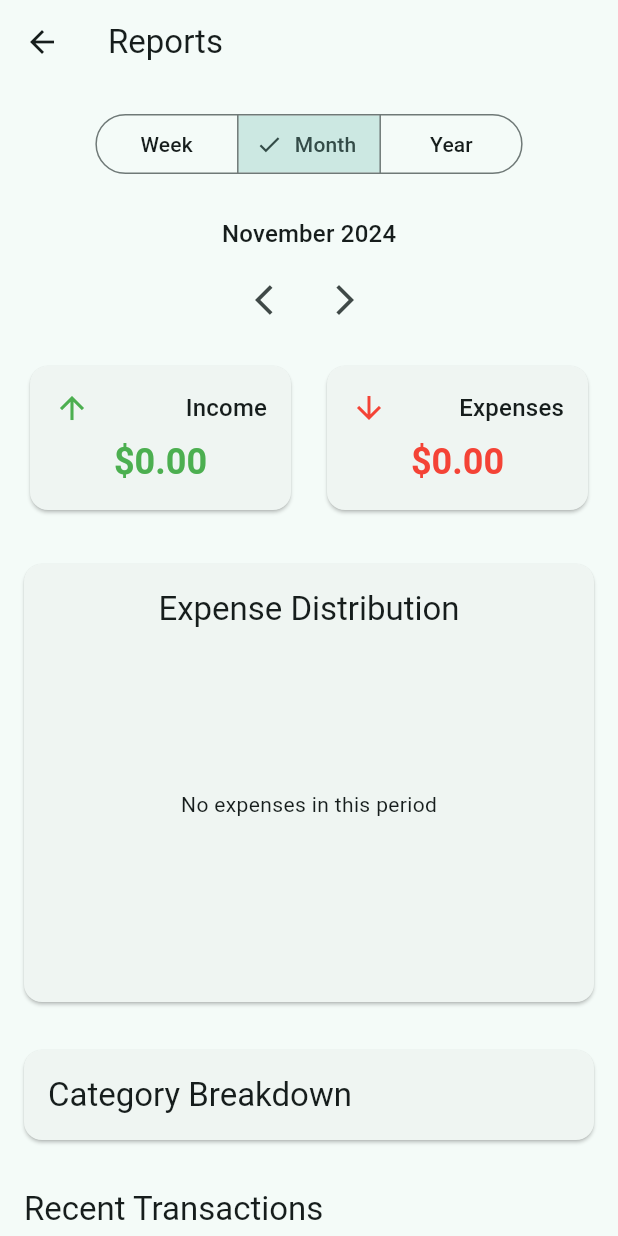
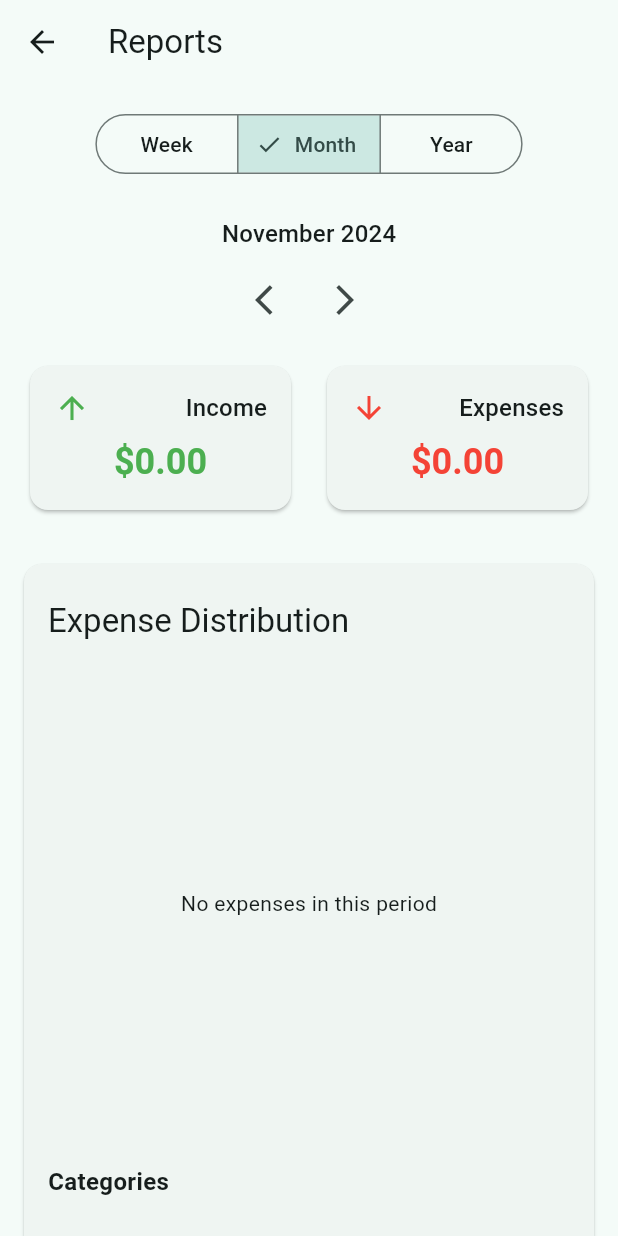
Before and after one commit to mcpe500/pocket-tracer, a Flutter app: the ReportsScreen screen opened by its route, on a phone screen of 412 x 824 dp. Run offline on Flutter 3.47's test engine with Material 3 defaults, Android fonts, the phone set to English and light mode, and no system bars; our stand-ins replace file_picker, fl_chart, shared_preferences; accounts and stored records are empty.

Commit message:
feat: Implement Reports Screen

```diff
--- a/lib/pages/reports_screen.dart
+++ b/lib/pages/reports_screen.dart
@@ -291,52 +291,84 @@ class _ReportsScreenState extends State<ReportsScreen> {
       return PieChartSectionData(
         value: entry.value,
         title: '$percentage%',
-        radius: 100,
+        radius: 120, // Increased radius
         titleStyle: const TextStyle(
-          fontSize: 12,
+          fontSize: 14,
           fontWeight: FontWeight.bold,
           color: Colors.white,
+          shadows: [
+            Shadow(
+              color: Colors.black26,
+              blurRadius: 2,
             ),
+          ],
+        ),
+        showTitle: entry.value / totalExpenses > 0.05,
       );
     }).toList();
 
     return Card(
       margin: const EdgeInsets.all(16),
       child: Padding(
-        padding: const EdgeInsets.all(16),
+        padding: const EdgeInsets.symmetric(
+            horizontal: 16, vertical: 24), // Increased vertical padding
         child: Column(
+          crossAxisAlignment:
+              CrossAxisAlignment.start, // Align items to the start
           children: [
             Text(
               'Expense Distribution',
               style: Theme.of(context).textTheme.titleLarge,
             ),
-            const SizedBox(height: 16),
-            SizedBox(
-              height: 200,
+            const SizedBox(height: 24), // Increased spacing
+            Container(
+              height: 300, // Increased height
+              padding:
+                  const EdgeInsets.symmetric(vertical: 16), // Added padding
               child: sections.isEmpty
                   ? const Center(child: Text('No expenses in this period'))
                   : PieChart(
                       PieChartData(
                         sections: sections,
                         sectionsSpace: 2,
-                        centerSpaceRadius: 40,
+                        centerSpaceRadius: 60, // Increased center space
+                        pieTouchData: PieTouchData(
+                          enabled: true,
+                          touchCallback: (event, response) {
+                            // Add touch interaction if needed
+                          },
                         ),
                       ),
                     ),
-            const SizedBox(height: 16),
-            Wrap(
-              spacing: 8,
-              runSpacing: 8,
+            ),
+            const SizedBox(height: 24), // Increased spacing
+            const Text(
+              'Categories',
+              style: TextStyle(
+                fontSize: 16,
+                fontWeight: FontWeight.bold,
+              ),
+            ),
+            const SizedBox(height: 12),
+            Container(
+              padding: const EdgeInsets.symmetric(horizontal: 8),
+              child: Wrap(
+                spacing: 12, // Increased spacing
+                runSpacing: 12, // Increased run spacing
                 children: categoryExpenses.entries.map((entry) {
                   final percentage =
                       (entry.value / totalExpenses * 100).toStringAsFixed(1);
                   return Chip(
+                    padding: const EdgeInsets.symmetric(
+                        horizontal: 12, vertical: 8), // Added padding
                     label: Text(
                       '${entry.key}: $percentage%',
-                    style: const TextStyle(fontSize: 12),
+                      style: const TextStyle(
+                          fontSize: 13), // Slightly increased font size
                     ),
                   );
                 }).toList(),
+              ),
             ),
           ],
         ),
```
Lines whose indentation alone changed are shown as unchanged.
